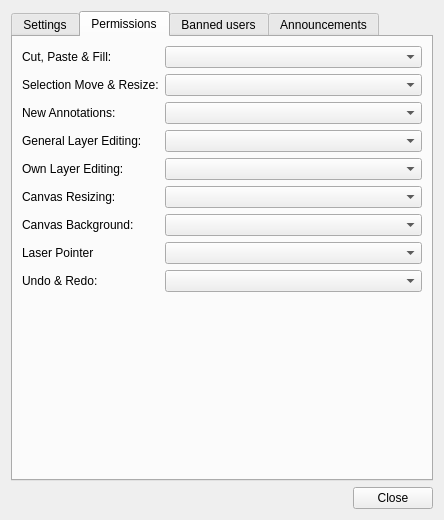
Qt form src/desktop/ui/sessionsettings.ui (drawpile/Drawpile) before a commit.
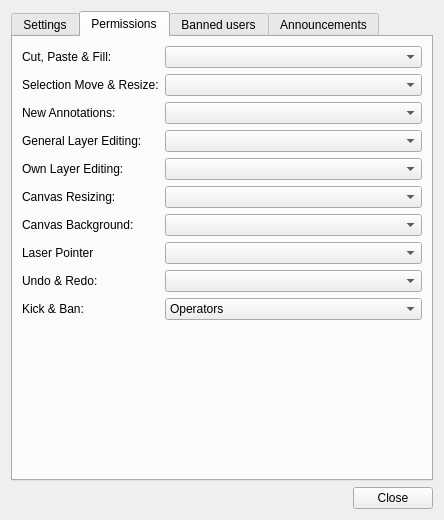
The same form after that commit. The open tabs and pages were chosen to show the change. Icons and pictures are not drawn.

Commit message:
Add deputies feature
A session option to allow trusted users to kick non-trusted users.

```diff
--- a/src/desktop/ui/sessionsettings.ui
+++ b/src/desktop/ui/sessionsettings.ui
@@ -333,6 +333,27 @@
        <item row="9" column="1">
         <widget class="QComboBox" name="permUndo"/>
        </item>
+       <item row="10" column="0">
+        <widget class="QLabel" name="label_16">
+         <property name="text">
+          <string>Kick &amp; Ban:</string>
+         </property>
+        </widget>
+       </item>
+       <item row="10" column="1">
+        <widget class="QComboBox" name="deputies">
+         <item>
+          <property name="text">
+           <string>Operators</string>
+          </property>
+         </item>
+         <item>
+          <property name="text">
+           <string>Trusted</string>
+          </property>
+         </item>
+        </widget>
+       </item>
       </layout>
      </widget>
      <widget class="QWidget" name="tab_2">
```
Left out of the diff: 36 changed lines with no effect on the pictures. The commit also changes 17 other files.
